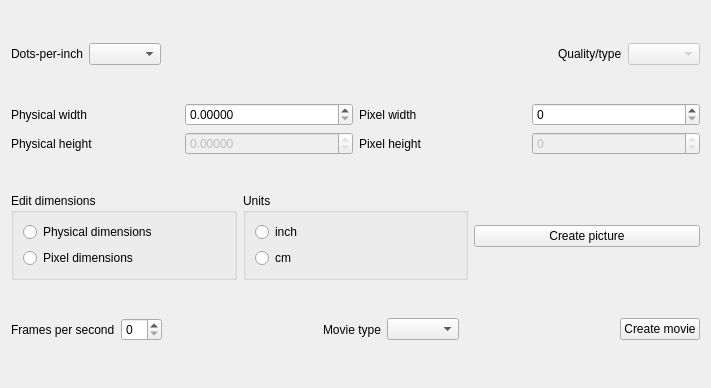
This is iraspa/iraspagui/camerapicturesform.ui in iRASPA/iRASPA-QT as Qt 5 draws it before an edit. The edited form follows.
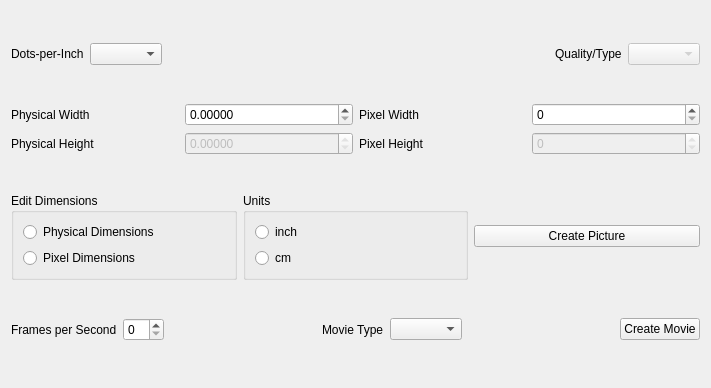
This is the edited form.

What changed in the file:
```diff
--- a/iraspa/iraspagui/camerapicturesform.ui
+++ b/iraspa/iraspagui/camerapicturesform.ui
@@ -21,7 +21,7 @@
        <item>
         <widget class="QLabel" name="label">
          <property name="text">
-          <string>Dots-per-inch</string>
+          <string>Dots-per-Inch</string>
          </property>
         </widget>
        </item>
@@ -44,7 +44,7 @@
        <item>
         <widget class="QLabel" name="label_2">
          <property name="text">
-          <string>Quality/type</string>
+          <string>Quality/Type</string>
          </property>
         </widget>
        </item>
@@ -66,28 +66,28 @@
        <item row="0" column="0">
         <widget class="QLabel" name="label_3">
          <property name="text">
-          <string>Physical width</string>
+          <string>Physical Width</string>
          </property>
         </widget>
        </item>
        <item row="0" column="2">
         <widget class="QLabel" name="label_5">
          <property name="text">
-          <string>Pixel width</string>
+          <string>Pixel Width</string>
          </property>
         </widget>
        </item>
        <item row="1" column="0">
         <widget class="QLabel" name="label_4">
          <property name="text">
-          <string>Physical height</string>
+          <string>Physical Height</string>
          </property>
         </widget>
        </item>
        <item row="1" column="2">
         <widget class="QLabel" name="label_6">
          <property name="text">
-          <string>Pixel height</string>
+          <string>Pixel Height</string>
          </property>
         </widget>
        </item>
@@ -166,7 +166,7 @@
        <item>
         <widget class="QGroupBox" name="groupBox">
          <property name="title">
-          <string>Edit dimensions</string>
+          <string>Edit Dimensions</string>
          </property>
          <layout class="QVBoxLayout" name="verticalLayout_4">
           <item>
@@ -174,14 +174,14 @@
             <item>
              <widget class="QRadioButton" name="physicalDimensionsRadioButton">
               <property name="text">
-               <string>Physical dimensions</string>
+               <string>Physical Dimensions</string>
               </property>
              </widget>
             </item>
             <item>
              <widget class="QRadioButton" name="pixelDimensionsRadioButton">
               <property name="text">
-               <string>Pixel dimensions</string>
+               <string>Pixel Dimensions</string>
               </property>
              </widget>
             </item>
@@ -220,7 +220,7 @@
        <item>
         <widget class="QPushButton" name="createPicturePushButton">
          <property name="text">
-          <string>Create picture</string>
+          <string>Create Picture</string>
          </property>
         </widget>
        </item>
@@ -235,7 +235,7 @@
        <item>
         <widget class="QLabel" name="label_7">
          <property name="text">
-          <string>Frames per second</string>
+          <string>Frames per Second</string>
          </property>
         </widget>
        </item>
@@ -262,7 +262,7 @@
        <item>
         <widget class="QLabel" name="label_8">
          <property name="text">
-          <string>Movie type</string>
+          <string>Movie Type</string>
          </property>
         </widget>
        </item>
@@ -288,7 +288,7 @@
           <bool>true</bool>
          </property>
          <property name="text">
-          <string>Create movie</string>
+          <string>Create Movie</string>
          </property>
         </widget>
        </item>
```
